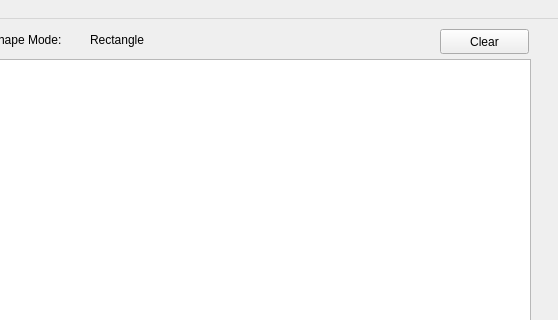
Above: SRC/labeller.ui from amansahil/Smart-Annotate before the change; both pictures show x 750 to 1308 and y 0 to 320 of the 1308 by 778 pixel window. Below: the same form after it.
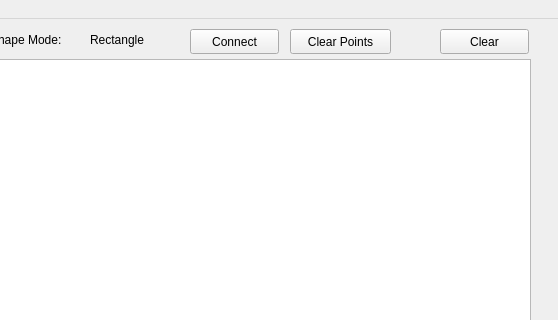
That is the form after the change. Icons and pictures are not drawn.

Commit message: Added smart point

```diff
--- a/SRC/labeller.ui
+++ b/SRC/labeller.ui
@@ -411,7 +411,7 @@
      <rect>
       <x>840</x>
       <y>10</y>
-      <width>131</width>
+      <width>81</width>
       <height>21</height>
      </rect>
     </property>
@@ -419,6 +419,32 @@
      <string>Rectangle</string>
     </property>
    </widget>
+   <widget class="QPushButton" name="connectButton">
+    <property name="geometry">
+     <rect>
+      <x>940</x>
+      <y>10</y>
+      <width>89</width>
+      <height>25</height>
+     </rect>
+    </property>
+    <property name="text">
+     <string>Connect</string>
+    </property>
+   </widget>
+   <widget class="QPushButton" name="clearPoints">
+    <property name="geometry">
+     <rect>
+      <x>1040</x>
+      <y>10</y>
+      <width>101</width>
+      <height>25</height>
+     </rect>
+    </property>
+    <property name="text">
+     <string>Clear Points</string>
+    </property>
+   </widget>
   </widget>
   <widget class="QMenuBar" name="menubar">
    <property name="geometry">
```
Left out of the diff: 6 changed lines with no effect on the pictures. The commit also changes 13 other files.
